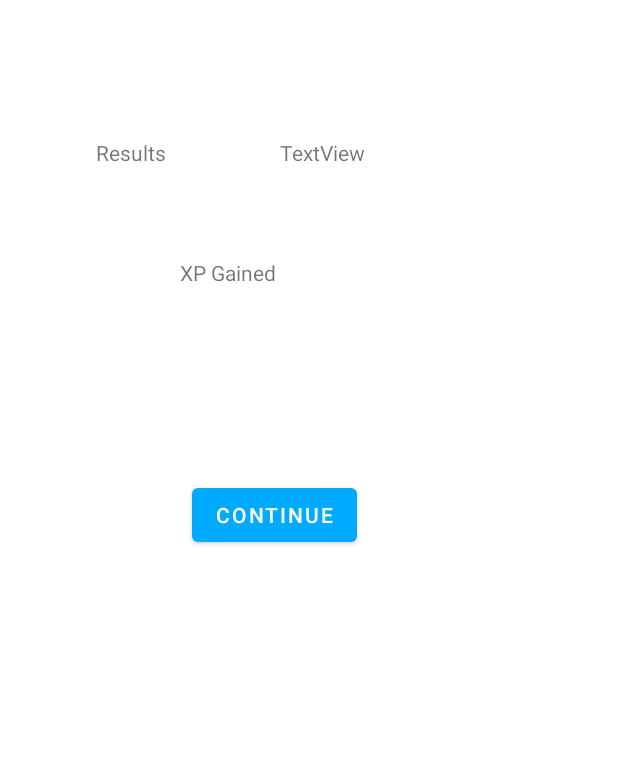
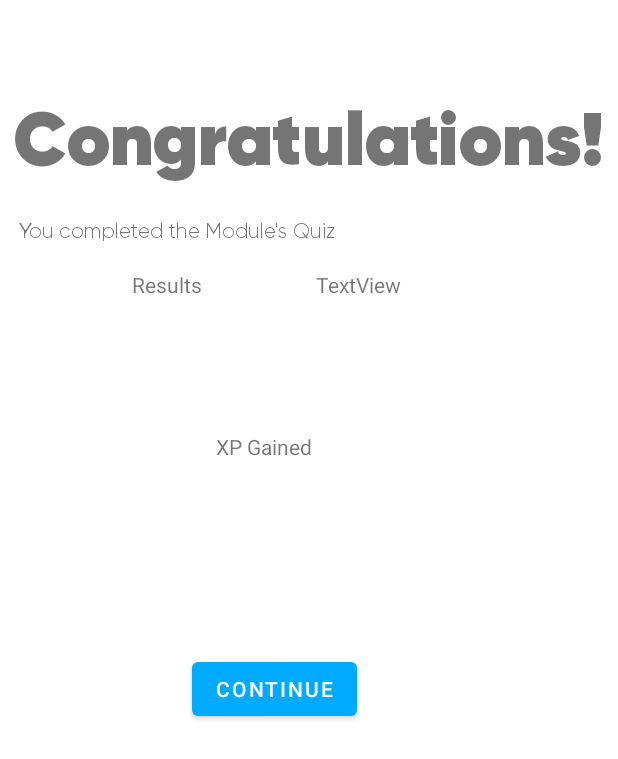
Before and after one commit to PanayiotisPatrickDiakos/SafeKey, an Android app: the layout activity_module_quiz_results.xml on its own in the app's theme, with its tools: preview values and no code run, on a phone screen of 412 x 824 dp. Shown: the top 759 px of the screen. Run offline under Robolectric (Android 15) with nearby library versions, the phone set to English and light mode, and no system bars.

Commit message:
ResultsActivity update

```diff
--- a/app/src/main/java/au/edu/unsw/infs3634/gamifiedlearning/ModuleQuizResultsActivity.java
+++ b/app/src/main/java/au/edu/unsw/infs3634/gamifiedlearning/ModuleQuizResultsActivity.java
@@ -78,13 +78,12 @@ public class ModuleQuizResultsActivity extends AppCompatActivity {
             }
         });
 
+        mContinue.setOnClickListener(new View.OnClickListener() {
+            @Override
+            public void onClick(View view) {
+                Intent intent = new Intent(ModuleQuizResultsActivity.this, MainActivity.class);
+            }
+        });
 
-
-
-
-
-        }
-
-
-
+    }
 }
--- a/app/src/main/res/layout/activity_module_quiz_results.xml
+++ b/app/src/main/res/layout/activity_module_quiz_results.xml
@@ -10,8 +10,8 @@
         android:id="@+id/res_results_label"
         android:layout_width="wrap_content"
         android:layout_height="wrap_content"
-        android:layout_marginStart="64dp"
-        android:layout_marginTop="92dp"
+        android:layout_marginStart="88dp"
+        android:layout_marginTop="180dp"
         android:text="Results"
         app:layout_constraintStart_toStartOf="parent"
         app:layout_constraintTop_toTopOf="parent" />
@@ -29,8 +29,8 @@
         android:id="@+id/res_xp_gained"
         android:layout_width="wrap_content"
         android:layout_height="wrap_content"
-        android:layout_marginStart="120dp"
-        android:layout_marginTop="172dp"
+        android:layout_marginStart="144dp"
+        android:layout_marginTop="288dp"
         android:text="XP Gained"
         app:layout_constraintStart_toStartOf="parent"
         app:layout_constraintTop_toTopOf="parent" />
@@ -44,4 +44,28 @@
         android:text="Continue"
         app:layout_constraintStart_toStartOf="parent"
         app:layout_constraintTop_toBottomOf="@+id/res_xp_gained" />
+
+    <TextView
+        android:id="@+id/txt_Congratuations"
+        android:layout_width="wrap_content"
+        android:layout_height="wrap_content"
+        android:layout_marginTop="60dp"
+        android:text="Congratulations!"
+        android:fontFamily="@font/gilroy_heavy"
+        android:textSize="50dp"
+        app:layout_constraintEnd_toEndOf="parent"
+        app:layout_constraintHorizontal_bias="0.509"
+        app:layout_constraintStart_toStartOf="parent"
+        app:layout_constraintTop_toTopOf="parent" />
+
+    <TextView
+        android:id="@+id/textView3"
+        android:layout_width="wrap_content"
+        android:layout_height="wrap_content"
+        android:layout_marginStart="4dp"
+        android:layout_marginTop="20dp"
+        android:text="You completed the Module's Quiz"
+        android:fontFamily="@font/gilroy_regular"
+        app:layout_constraintStart_toStartOf="@+id/txt_Congratuations"
+        app:layout_constraintTop_toBottomOf="@+id/txt_Congratuations" />
 </androidx.constraintlayout.widget.ConstraintLayout>
```
